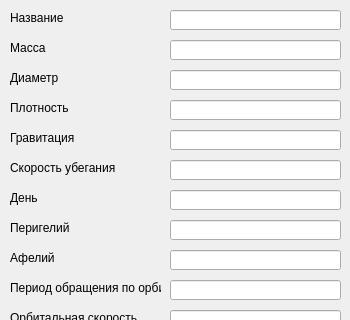
Before: the Qt Designer form ui/addOrUpdatePlanet.ui in dino-mayk/PlanetExplorer, drawn with Qt 5; both pictures show x 0 to 350 and y 0 to 320 of the 350 by 570 pixel window.
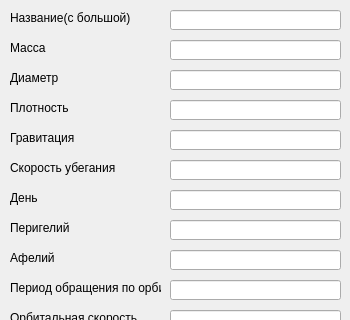
After: the same form once the commit is applied.

What changed in the file:
```diff
--- a/ui/addOrUpdatePlanet.ui
+++ b/ui/addOrUpdatePlanet.ui
@@ -59,7 +59,7 @@
     </rect>
    </property>
    <property name="text">
-    <string>Название</string>
+    <string>Название(с большой)</string>
    </property>
   </widget>
   <widget class="QLabel" name="massLabel">
```
